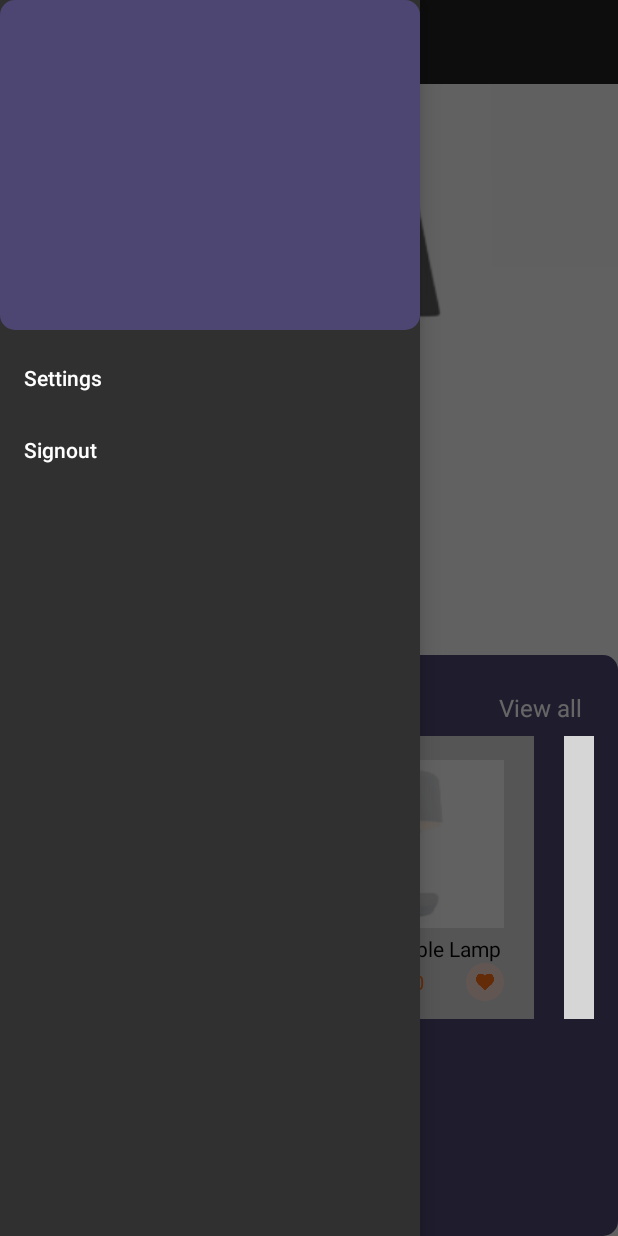
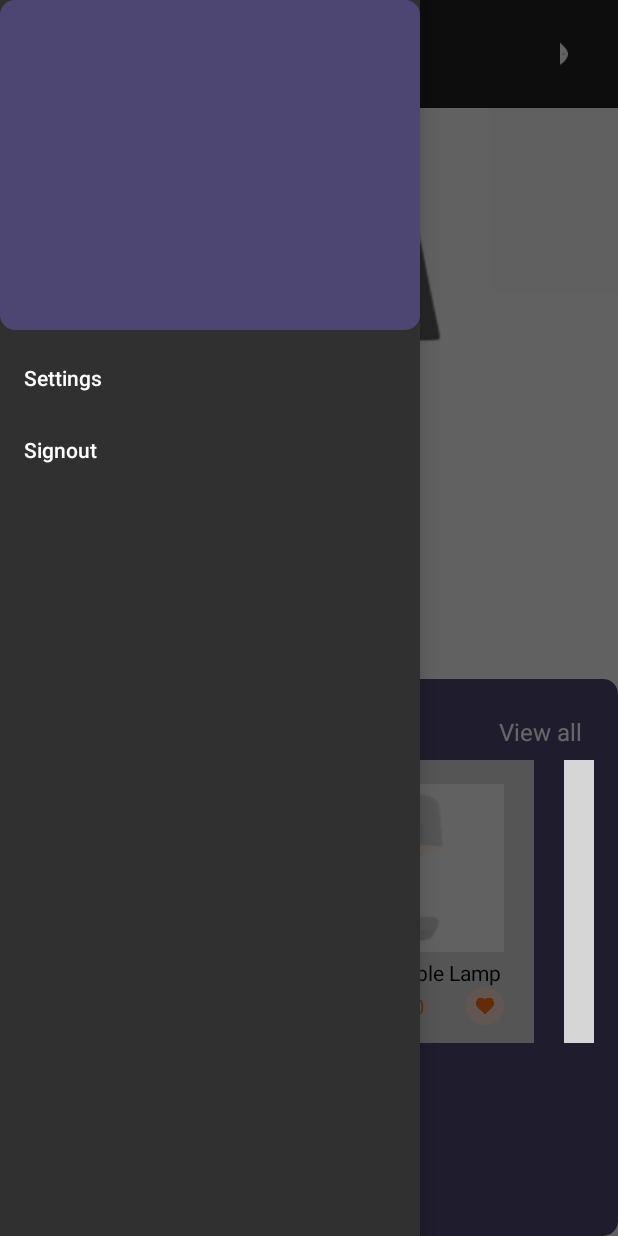
Before and after one commit to Appy-arsnel/MallApp, an Android app: the screen it shows after launch once a user with an empty profile is signed in (MainActivity), with the side drawer open, on a phone screen of 412 x 824 dp. Run offline under Robolectric (Android 15) with nearby library versions, the phone set to English and light mode, and no system bars; our stand-ins replace Firebase (no records; nobody signed in at launch, a user with empty details on screens opened directly); libraries missing offline, so code that uses them is left out: com.facebook, com.facebook.login; pictures from the network do not load; 2 statements that could not run were skipped; grey boxes are pictures that could not be loaded.

Commit message:
Main Activity nav 1.0

```diff
--- a/app/src/main/java/com/example/mallapp/MainActivity.java
+++ b/app/src/main/java/com/example/mallapp/MainActivity.java
@@ -9,10 +9,10 @@ import androidx.core.view.GravityCompat;
 import androidx.drawerlayout.widget.DrawerLayout;
 
 
-
+import android.content.Context;
 import android.content.Intent;
 
-import android.net.Uri;
+import android.content.SharedPreferences;
 import android.os.Bundle;
 
 import android.view.Menu;
@@ -27,6 +27,7 @@ import androidx.appcompat.widget.Toolbar;
 import androidx.appcompat.app.AppCompatActivity;
 
 import com.bumptech.glide.Glide;
+import com.facebook.AccessToken;
 import com.facebook.FacebookSdk;
 
 import com.facebook.login.LoginManager;
@@ -36,8 +37,14 @@ import com.google.android.gms.auth.api.signin.GoogleSignInClient;
 import com.google.android.gms.auth.api.signin.GoogleSignInOptions;
 
 
+import com.google.android.gms.tasks.OnCompleteListener;
+import com.google.android.gms.tasks.Task;
 import com.google.android.material.navigation.NavigationView;
 import com.google.firebase.auth.FirebaseAuth;
+import com.google.firebase.auth.FirebaseUser;
+import com.google.firebase.database.DataSnapshot;
+import com.google.firebase.database.DatabaseReference;
+import com.google.firebase.database.FirebaseDatabase;
 
 
 public class MainActivity extends AppCompatActivity implements NavigationView.OnNavigationItemSelectedListener {
@@ -46,7 +53,9 @@ public class MainActivity extends AppCompatActivity implements NavigationView.On
     DrawerLayout drawerLayout;
     NavigationView navigationView;
     Toolbar toolbar;
+    DatabaseReference reff;
     ImageView photo;
+
 
     @Override
     protected void onCreate(Bundle savedInstanceState) {
@@ -57,12 +66,13 @@ public class MainActivity extends AppCompatActivity implements NavigationView.On
         drawerLayout = findViewById(R.id.drawer_layout);
         navigationView=findViewById(R.id.nav_view);
         toolbar=findViewById(R.id.toolbar);
+
+        setSupportActionBar(toolbar);
         photo=findViewById(R.id.photo);
-        setSupportActionBar(toolbar);
-        user users =new user();
-        Uri purl;
-        purl= users.getPhotourl();
-        Glide.with(this).load(purl).into(photo);
+        SharedPreferences sh = getSharedPreferences("MySharedPref",MODE_PRIVATE);
+        String s1 = sh.getString("photourl", "");
+
+        Glide.with(getApplicationContext()).load(s1).centerCrop().placeholder(R.drawable.ic_back_img).into(photo);
         navigationView.bringToFront();
         ActionBarDrawerToggle toggle=new ActionBarDrawerToggle(this,drawerLayout,toolbar,R.string.navigation_drawer_open,R.string.navigation_drawer_close);
         drawerLayout.addDrawerListener(toggle);
@@ -112,4 +122,6 @@ public class MainActivity extends AppCompatActivity implements NavigationView.On
         }
        return true;
     }
+
+
 }
--- a/app/src/main/java/com/example/mallapp/user.java
+++ b/app/src/main/java/com/example/mallapp/user.java
@@ -8,7 +8,7 @@ public class user {
     private String mobileno;
 
 
-    private Uri photourl;
+    private String photourl;
 
     public user()
     {
@@ -46,11 +46,11 @@ public class user {
     }
 
 
-    public Uri getPhotourl() {
+    public String getPhotourl() {
         return photourl;
     }
 
-    public void setPhotourl(Uri photourl) {
+    public void setPhotourl(String photourl) {
         this.photourl = photourl;
     }
 
--- a/app/src/main/res/layout/activity_main.xml
+++ b/app/src/main/res/layout/activity_main.xml
@@ -37,6 +37,12 @@
                 android:padding="@dimen/medium"
                 >
 
+                <ImageView
+                    android:id="@+id/photo"
+                    android:layout_width="40dp"
+                    android:layout_height="40dp"
+                    android:layout_alignParentRight="true"
+                    android:padding="12dp" />
 
 
                 <LinearLayout
--- a/app/src/main/res/layout/header.xml
+++ b/app/src/main/res/layout/header.xml
@@ -15,7 +15,7 @@
         <ImageView
             android:layout_width="70dp"
             android:layout_height="70dp"
-            android:id="@+id/photo"
+            android:id="@+id/photoss"
             android:layout_alignParentEnd="true"
             android:layout_alignParentRight="true"
             android:layout_alignParentBottom="true"
```
Also changed, not shown: app/src/main/java/com/example/mallapp/LoginActivity.java (+15 -7 lines).
